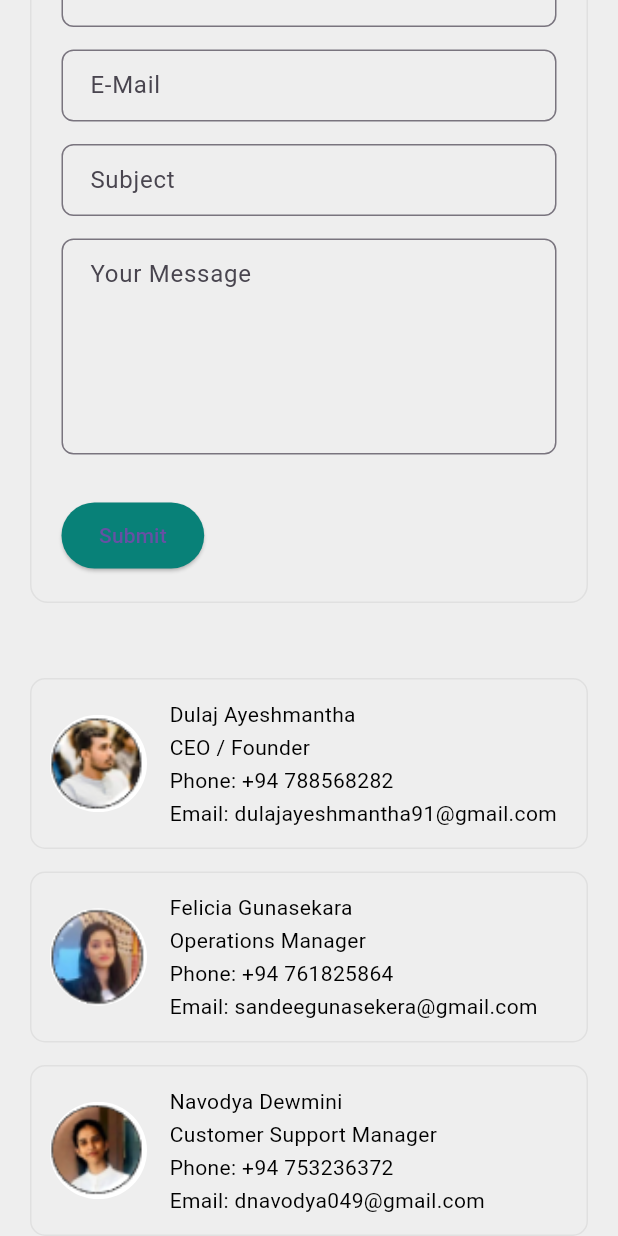
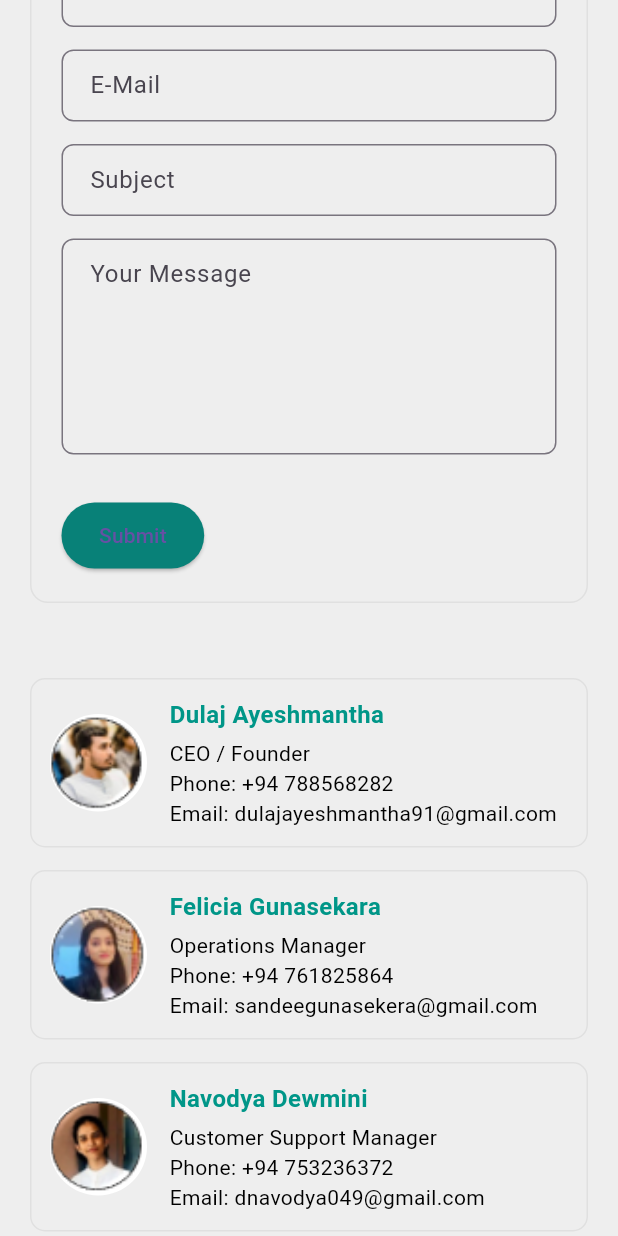
Before and after one commit to DulajAR/GAHDSE24.1F-sukkanama-vehicle-rental, a Flutter app: the ContactScreenPage screen opened directly, scrolled down 1152 dp, on a phone screen of 412 x 824 dp. Run offline on Flutter 3.47's test engine with Material 3 defaults, Android fonts, the light colour scheme and no system bars; our stand-ins replace firebase_core, font_awesome_flutter, get; accounts and stored records are empty; network calls fail.

Commit message:
Enhance UI: Highlight name field in contact person cards
- Enhance UI: Highlight name field in contact person cards
- Updated the _PersonCard widget in contact_page.dart to visually highlight the 'name' field using bold font and teal color. Improves readability and draws attention to key contact information.

```diff
--- a/mobile_app/lib/widgets/contact.dart
+++ b/mobile_app/lib/widgets/contact.dart
@@ -274,9 +274,23 @@ class _PersonCard extends StatelessWidget {
           ),
           const SizedBox(width: 15),
           Expanded(
-            child: Text(
-              "$name\n$position\nPhone: $phone\nEmail: $email",
-              style: const TextStyle(fontSize: 14, height: 1.6),
+            child: Column(
+              crossAxisAlignment: CrossAxisAlignment.start,
+              children: [
+                /// Name highlighted
+                Text(
+                  name,
+                  style: const TextStyle(
+                    fontSize: 16,
+                    fontWeight: FontWeight.bold,
+                    color: Colors.teal,
+                  ),
+                ),
+                const SizedBox(height: 4),
+                Text(position),
+                Text("Phone: $phone"),
+                Text("Email: $email"),
+              ],
             ),
           ),
         ],
```
Also changed, not shown: mobile_app/pubspec.yaml (+4 -4 lines), mobile_app/pubspec.lock.
